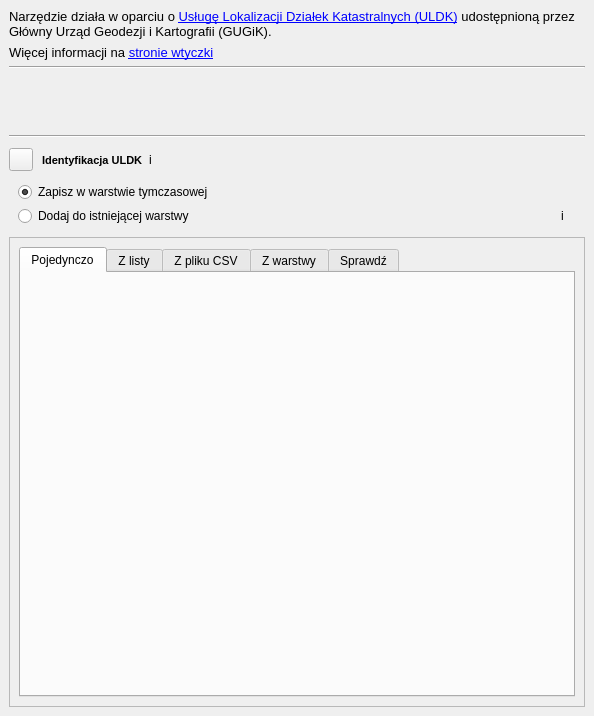
First picture: the form in gissupport_plugin/modules/uldk/plugin_dockwidget_base.ui, repository gis-support/gis-support-plugin, before the edit.
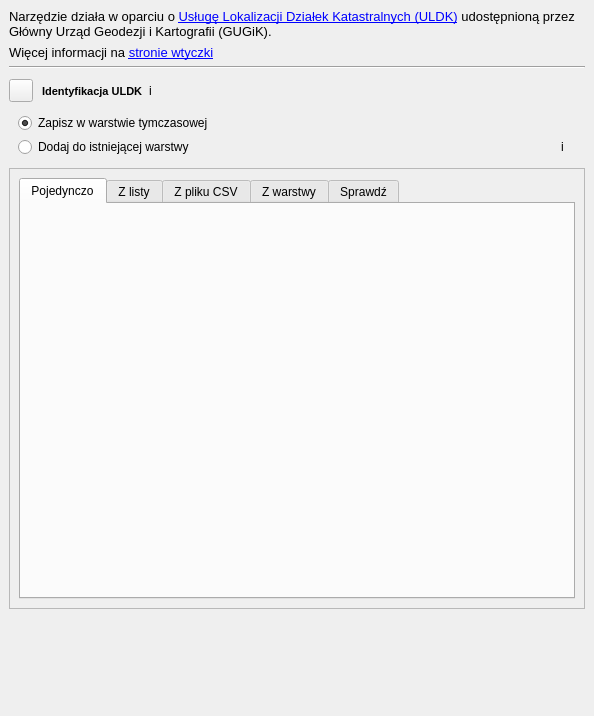
Second picture: the form after the edit. Icons and pictures are not drawn. Custom widgets are drawn as their Qt base class.

The edit to the form file:
```diff
--- a/gissupport_plugin/modules/uldk/plugin_dockwidget_base.ui
+++ b/gissupport_plugin/modules/uldk/plugin_dockwidget_base.ui
@@ -44,58 +44,6 @@
       </property>
      </widget>
     </item>
-    <item>
-     <widget class="Line" name="usemapsLine">
-      <property name="orientation">
-       <enum>Qt::Horizontal</enum>
-      </property>
-     </widget>
-    </item>
-    <item>
-     <widget class="QLabel" name="label_usemaps_logo">
-      <property name="maximumSize">
-       <size>
-        <width>16777215</width>
-        <height>40</height>
-       </size>
-      </property>
-      <property name="text">
-       <string/>
-      </property>
-      <property name="alignment">
-       <enum>Qt::AlignCenter</enum>
-      </property>
-     </widget>
-    </item>
-    <item>
-     <widget class="QLabel" name="label_usemaps_text">
-      <property name="font">
-       <font>
-        <weight>50</weight>
-        <bold>false</bold>
-       </font>
-      </property>
-      <property name="wordWrap">
-       <bool>true</bool>
-      </property>
-      <property name="alignment">
-       <enum>Qt::AlignCenter</enum>
-      </property>
-     </widget>
-    </item>
-    <item>
-     <widget class="QLabel" name="label_usemaps_link">
-      <property name="textFormat">
-       <enum>Qt::RichText</enum>
-      </property>
-      <property name="openExternalLinks">
-       <bool>true</bool>
-      </property>
-      <property name="alignment">
-       <enum>Qt::AlignCenter</enum>
-      </property>
-     </widget>
-    </item>
     <item>
      <widget class="Line" name="infoLine">
       <property name="orientation">
@@ -487,6 +435,63 @@
       </widget>
      </widget>
     </item>
+    <item alignment="Qt::AlignHCenter">
+     <widget class="QLabel" name="label_usemaps_logo">
+      <property name="minimumSize">
+       <size>
+        <width>170</width>
+        <height>50</height>
+       </size>
+      </property>
+      <property name="maximumSize">
+       <size>
+        <width>170</width>
+        <height>50</height>
+       </size>
+      </property>
+      <property name="pixmap">
+       <pixmap>:/plugins/gissupport_plugin/usemaps_banner.svg</pixmap>
+      </property>
+      <property name="scaledContents">
+       <bool>true</bool>
+      </property>
+     </widget>
+    </item>
+    <item>
+     <widget class="QLabel" name="label_usemaps_text">
+      <property name="font">
+       <font>
+        <pointsize>10</pointsize>
+        <weight>50</weight>
+        <bold>false</bold>
+       </font>
+      </property>
+      <property name="wordWrap">
+       <bool>true</bool>
+      </property>
+      <property name="alignment">
+       <enum>Qt::AlignCenter</enum>
+      </property>
+     </widget>
+    </item>
+    <item>
+     <widget class="QLabel" name="label_usemaps_link">
+       <property name="font">
+       <font>
+        <pointsize>10</pointsize>
+       </font>
+      </property>
+      <property name="textFormat">
+       <enum>Qt::RichText</enum>
+      </property>
+      <property name="openExternalLinks">
+       <bool>true</bool>
+      </property>
+      <property name="alignment">
+       <enum>Qt::AlignCenter</enum>
+      </property>
+     </widget>
+    </item>
    </layout>
   </widget>
  </widget>
```
